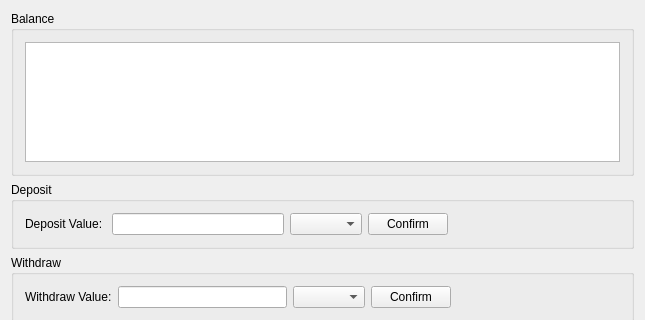
The window that client/TxClient/txclientview.ui (PauloOTS/tx) describes before a commit, drawn with Qt 5; both pictures show x 0 to 645 and y 0 to 320 of the 645 by 462 pixel window.
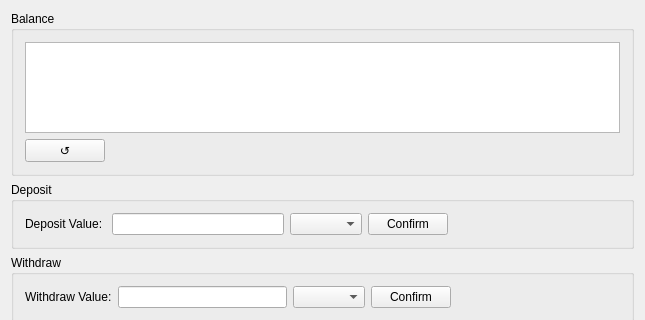
The same window after the commit.

Patch:
```diff
--- a/client/TxClient/txclientview.ui
+++ b/client/TxClient/txclientview.ui
@@ -24,6 +24,30 @@
        <item row="0" column="0">
         <widget class="QTableWidget" name="tableAccounts"/>
        </item>
+       <item row="1" column="0">
+        <layout class="QHBoxLayout" name="horizontalLayout_5">
+         <item>
+          <widget class="QPushButton" name="btnRefresh">
+           <property name="text">
+            <string>↺</string>
+           </property>
+          </widget>
+         </item>
+         <item>
+          <spacer name="horizontalSpacer_6">
+           <property name="orientation">
+            <enum>Qt::Horizontal</enum>
+           </property>
+           <property name="sizeHint" stdset="0">
+            <size>
+             <width>40</width>
+             <height>20</height>
+            </size>
+           </property>
+          </spacer>
+         </item>
+        </layout>
+       </item>
       </layout>
      </widget>
     </item>
```
